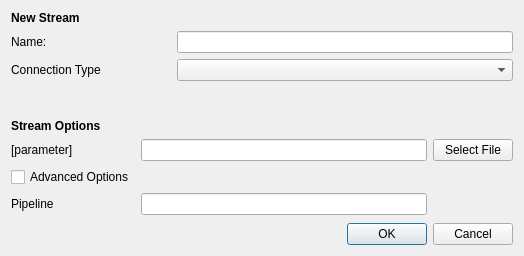
Old version of the form brainframe_qt/ui/dialogs/stream_configuration/stream_configuration.ui in the repository aotuai/brainframe-qt.
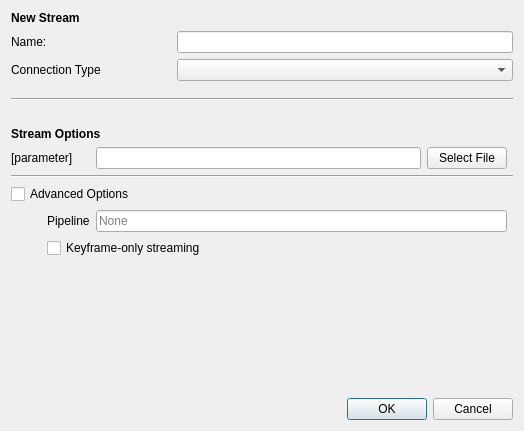
New version of the form.

Commit message: Add keyframe only option to stream configuration

What changed in the file:
```diff
--- a/brainframe_qt/ui/dialogs/stream_configuration/stream_configuration.ui
+++ b/brainframe_qt/ui/dialogs/stream_configuration/stream_configuration.ui
@@ -7,7 +7,7 @@
     <x>0</x>
     <y>0</y>
     <width>524</width>
-    <height>256</height>
+    <height>431</height>
    </rect>
   </property>
   <property name="windowTitle">
@@ -112,15 +112,25 @@
      </item>
     </layout>
    </item>
+   <item>
+    <widget class="Line" name="line_2">
+     <property name="minimumSize">
+      <size>
+       <width>0</width>
+       <height>25</height>
+      </size>
+     </property>
+     <property name="orientation">
+      <enum>Qt::Horizontal</enum>
+     </property>
+    </widget>
+   </item>
    <item>
     <widget class="QWidget" name="parameters_container" native="true">
      <layout class="QGridLayout" name="gridLayout_2">
       <property name="leftMargin">
        <number>0</number>
       </property>
-      <property name="topMargin">
-       <number>32</number>
-      </property>
       <property name="rightMargin">
        <number>0</number>
       </property>
@@ -140,8 +150,26 @@
         </property>
        </widget>
       </item>
-      <item row="6" column="2">
-       <widget class="QLineEdit" name="pipeline_value"/>
+      <item row="4" column="1">
+       <widget class="QLabel" name="pipeline_label">
+        <property name="text">
+         <string>Pipeline</string>
+        </property>
+       </widget>
+      </item>
+      <item row="5" column="1" colspan="4">
+       <widget class="QCheckBox" name="keyframe_only_checkbox">
+        <property name="text">
+         <string>Keyframe-only streaming</string>
+        </property>
+       </widget>
+      </item>
+      <item row="4" column="2" colspan="2">
+       <widget class="QLineEdit" name="pipeline_value">
+        <property name="placeholderText">
+         <string>None</string>
+        </property>
+       </widget>
       </item>
       <item row="1" column="2">
        <widget class="QLineEdit" name="parameter_value">
@@ -153,14 +181,50 @@
         </property>
        </widget>
       </item>
-      <item row="6" column="0">
-       <widget class="QLabel" name="pipeline_label">
+      <item row="4" column="0">
+       <spacer name="horizontalSpacer">
+        <property name="orientation">
+         <enum>Qt::Horizontal</enum>
+        </property>
+        <property name="sizeType">
+         <enum>QSizePolicy::Fixed</enum>
+        </property>
+        <property name="sizeHint" stdset="0">
+         <size>
+          <width>30</width>
+          <height>20</height>
+         </size>
+        </property>
+       </spacer>
+      </item>
+      <item row="3" column="0" colspan="5">
+       <widget class="QCheckBox" name="advanced_options_checkbox">
         <property name="text">
-         <string>Pipeline</string>
+         <string>Advanced Options</string>
         </property>
        </widget>
       </item>
-      <item row="0" column="0">
+      <item row="2" column="0" colspan="5">
+       <widget class="Line" name="line">
+        <property name="orientation">
+         <enum>Qt::Horizontal</enum>
+        </property>
+       </widget>
+      </item>
+      <item row="1" column="0" colspan="2">
+       <widget class="QLabel" name="parameter_label">
+        <property name="sizePolicy">
+         <sizepolicy hsizetype="Fixed" vsizetype="Preferred">
+          <horstretch>0</horstretch>
+          <verstretch>0</verstretch>
+         </sizepolicy>
+        </property>
+        <property name="text">
+         <string>[parameter]</string>
+        </property>
+       </widget>
+      </item>
+      <item row="0" column="0" colspan="5">
        <widget class="QLabel" name="stream_options_label">
         <property name="font">
          <font>
@@ -173,26 +237,6 @@
         </property>
        </widget>
       </item>
-      <item row="1" column="0">
-       <widget class="QLabel" name="parameter_label">
-        <property name="sizePolicy">
-         <sizepolicy hsizetype="Fixed" vsizetype="Preferred">
-          <horstretch>0</horstretch>
-          <verstretch>0</verstretch>
-         </sizepolicy>
-        </property>
-        <property name="text">
-         <string>[parameter]</string>
-        </property>
-       </widget>
-      </item>
-      <item row="2" column="0">
-       <widget class="QCheckBox" name="advanced_options_checkbox">
-        <property name="text">
-         <string>Advanced Options</string>
-        </property>
-       </widget>
-      </item>
      </layout>
     </widget>
    </item>
```
Left out of the diff: 34 changed lines with no effect on the pictures. The commit also changes 1 other file.
